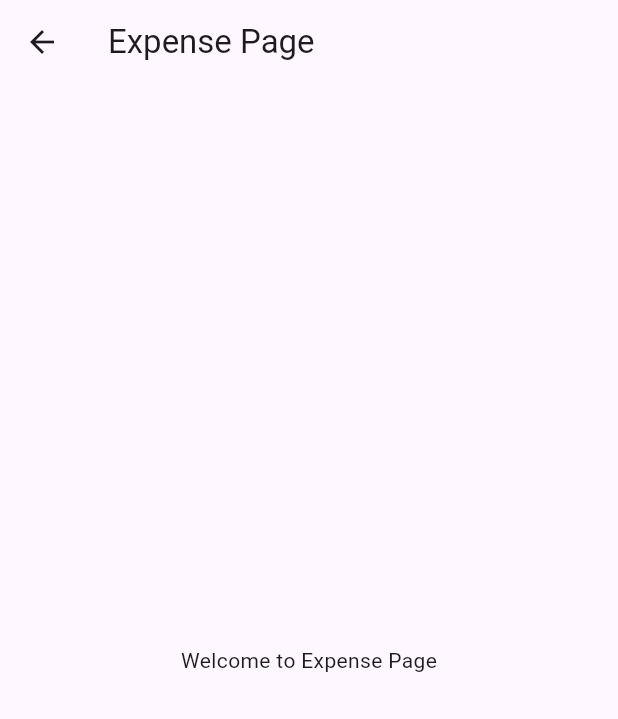
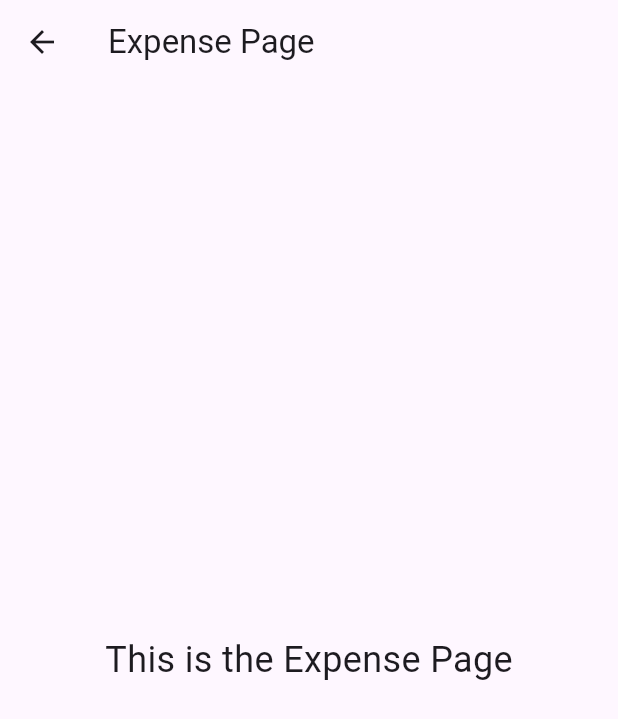
Before and after one commit to asaduzzaman-ashik3/finance_dashboard, a Flutter app: the screen it shows after launch, scrolled down 96 dp, after a tap on the "trending down" icon, on a phone screen of 412 x 824 dp. Shown: the top 719 px of the screen. Run offline on Flutter 3.47's test engine with Material 3 defaults, Android fonts, the phone set to English and light mode, and no system bars; drawn by our look-alikes of flutter_animate.

```diff
--- a/lib/src/Pages/expense_page.dart
+++ b/lib/src/Pages/expense_page.dart
@@ -1,12 +1,23 @@
-import 'package:flutter/cupertino.dart';
 import 'package:flutter/material.dart';
+import 'package:flutter_animate/flutter_animate.dart';
 
 class ExpensePage extends StatelessWidget {
+  const ExpensePage({super.key});
+
   @override
   Widget build(BuildContext context) {
     return Scaffold(
-      appBar: AppBar(title: Text("Expense Page")),
-      body: Center(child: Text("Welcome to Expense Page")),
+      appBar: AppBar(title: const Text("Expense Page")),
+      body: Center(
+        child: Text(
+          "This is the Expense Page",
+          style: const TextStyle(fontSize: 24),
+        )
+        // Animate the text: fade in + scale up
+        .animate()
+        .fadeIn(duration: 200.ms)      // fade in
+        .scale(duration: 500.ms),    // scale up
+      ),
     );
   }
 }
--- a/lib/src/Servvices/image_service.dart
+++ b/lib/src/Servvices/image_service.dart
@@ -6,7 +6,7 @@ class ImagesService {
 
 
   Future<List<dynamic>>getData() async {
-      final url = Uri.parse('https://jsonplaceholder.typicode.com/photos');
+      final url = Uri.parse('https://fakestoreapi.com/products');
 
       final responce = await http.get(url);
 
--- a/pubspec.yaml
+++ b/pubspec.yaml
@@ -35,6 +35,7 @@ dependencies:
   # Use with the CupertinoIcons class for iOS style icons.
   cupertino_icons: ^1.0.8
   http: ^1.5.0
+  flutter_animate: ^4.5.2
 
 dev_dependencies:
   flutter_test:
```
Also changed, not shown: lib/src/Pages/wallet_page.dart (+115 -5 lines), pubspec.lock.
